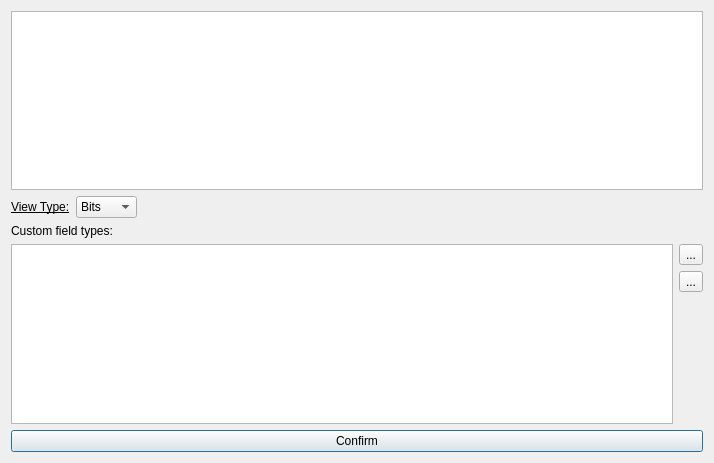
Before: the Qt Designer form ui/properties_dialog.ui in jopohl/urh, drawn with Qt 5.
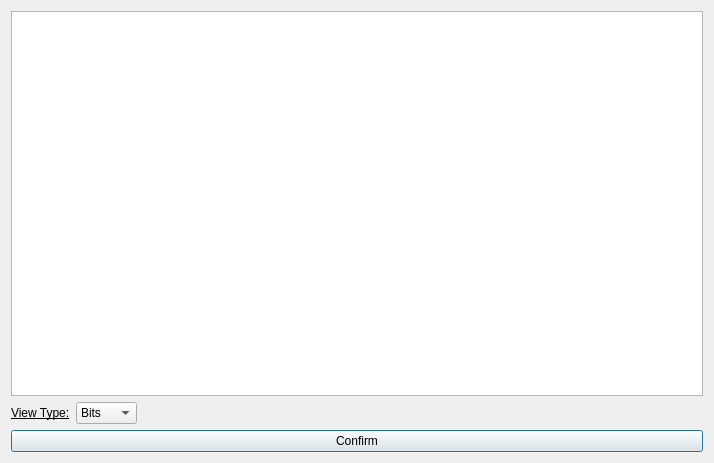
After: the same form once the commit is applied. Icons and pictures are not drawn. Custom widgets are drawn as their Qt base class.

Commit message: remove custom field list in label dialog as we have a custom field table in global options now

Diff of the .ui file:
```diff
--- a/ui/properties_dialog.ui
+++ b/ui/properties_dialog.ui
@@ -82,66 +82,6 @@
      </item>
     </layout>
    </item>
-   <item>
-    <widget class="QLabel" name="label_2">
-     <property name="text">
-      <string>Custom field types:</string>
-     </property>
-    </widget>
-   </item>
-   <item>
-    <layout class="QHBoxLayout" name="horizontalLayout_3">
-     <item>
-      <widget class="CustomFieldListView" name="listViewCustomFieldTypes">
-       <property name="selectionMode">
-        <enum>QAbstractItemView::ExtendedSelection</enum>
-       </property>
-      </widget>
-     </item>
-     <item>
-      <layout class="QVBoxLayout" name="verticalLayout_2">
-       <item>
-        <widget class="QToolButton" name="btnAddFieldType">
-         <property name="text">
-          <string>...</string>
-         </property>
-         <property name="icon">
-          <iconset theme="list-add">
-           <normaloff>.</normaloff>.</iconset>
-         </property>
-        </widget>
-       </item>
-       <item>
-        <widget class="QToolButton" name="btnRemoveFieldType">
-         <property name="toolTip">
-          <string>Remove selected custom field types.</string>
-         </property>
-         <property name="text">
-          <string>...</string>
-         </property>
-         <property name="icon">
-          <iconset theme="list-remove">
-           <normaloff>.</normaloff>.</iconset>
-         </property>
-        </widget>
-       </item>
-       <item>
-        <spacer name="verticalSpacer">
-         <property name="orientation">
-          <enum>Qt::Vertical</enum>
-         </property>
-         <property name="sizeHint" stdset="0">
-          <size>
-           <width>20</width>
-           <height>40</height>
-          </size>
-         </property>
-        </spacer>
-       </item>
-      </layout>
-     </item>
-    </layout>
-   </item>
    <item>
     <widget class="QPushButton" name="btnConfirm">
      <property name="text">
@@ -157,11 +97,6 @@
    <extends>QTableView</extends>
    <header>urh.ui.views.ProtocolLabelTableView.h</header>
   </customwidget>
-  <customwidget>
-   <class>CustomFieldListView</class>
-   <extends>QListView</extends>
-   <header>urh.ui.views.CustomFieldListView.h</header>
-  </customwidget>
  </customwidgets>
  <resources/>
  <connections/>
```
The commit also changes 5 other files.
